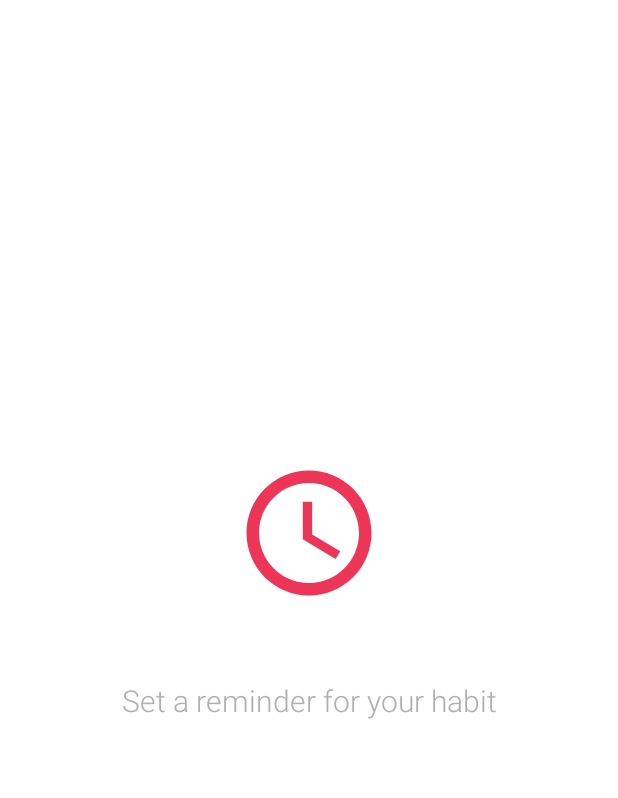
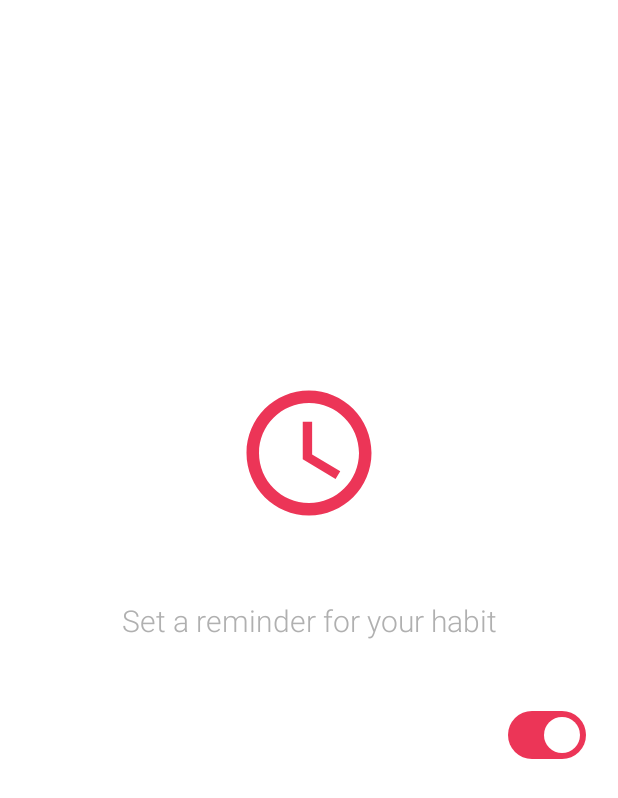
Before and after one commit to Kami-Software/Sun-Android, an Android app built with Jetpack Compose: the @Preview function SixthPageContentView, on a phone screen of 412 x 824 dp. Shown: the top 798 px of the screen. Run offline under Robolectric (Android 15) with nearby library versions, the phone set to English and light mode, and no system bars.

Commit message:
Edit: SixthPageContent

```diff
--- a/app/build.gradle.kts
+++ b/app/build.gradle.kts
@@ -68,6 +68,9 @@ dependencies {
     implementation("androidx.compose.ui:ui-util:1.7.2")
     implementation("androidx.emoji2:emoji2:1.5.0")
     implementation(libs.androidx.emoji2.emojipicker)
+///Time Picker
+    implementation("com.chargemap.compose:numberpicker:1.0.5")
+
 
 
     testImplementation(libs.junit)
--- a/app/src/main/java/com/example/sun_android/sun/presentation/components/SixthPageContent.kt
+++ b/app/src/main/java/com/example/sun_android/sun/presentation/components/SixthPageContent.kt
@@ -1,16 +1,26 @@
 package com.example.sun_android.sun.presentation.components
 
+import android.widget.TimePicker
 import androidx.compose.foundation.layout.Arrangement
 import androidx.compose.foundation.layout.Column
+import androidx.compose.foundation.layout.Row
 import androidx.compose.foundation.layout.fillMaxSize
+import androidx.compose.foundation.layout.fillMaxWidth
 import androidx.compose.foundation.layout.padding
 import androidx.compose.foundation.layout.size
 import androidx.compose.material.icons.Icons
 import androidx.compose.material.icons.outlined.AccessTime
 import androidx.compose.material.icons.outlined.EventRepeat
 import androidx.compose.material3.Icon
+import androidx.compose.material3.Switch
+import androidx.compose.material3.SwitchDefaults
 import androidx.compose.material3.Text
+import androidx.compose.material3.TimePicker
 import androidx.compose.runtime.Composable
+import androidx.compose.runtime.getValue
+import androidx.compose.runtime.mutableStateOf
+import androidx.compose.runtime.remember
+import androidx.compose.runtime.setValue
 import androidx.compose.ui.Alignment
 import androidx.compose.ui.Modifier
 import androidx.compose.ui.graphics.Color
@@ -23,6 +33,9 @@ import androidx.compose.ui.unit.sp
 
 @Composable
 fun SixthPageContent() {
+    var checked by remember { mutableStateOf(true) }
+    var selectedHour by remember { mutableStateOf(0) }
+    var selectedMinute by remember { mutableStateOf(0) }
     Column(
         modifier = Modifier
             .fillMaxSize()
@@ -53,11 +66,61 @@ fun SixthPageContent() {
             textAlign = TextAlign.Center,
             modifier = Modifier.padding(bottom = 40.dp)
         )
+
+        Row(
+            modifier = Modifier
+                .padding(bottom = 20.dp)
+                .padding(horizontal = 5.dp)
+                .fillMaxWidth(),
+            verticalAlignment = Alignment.CenterVertically // Align items vertically in the center
+
+        ) {
+            Text(
+                text = "Add Reminder",
+                fontSize = 16.sp,
+                fontWeight = FontWeight.Medium,
+                color = Color.White, // Lighter gray for subtitle
+                textAlign = TextAlign.Start,
+                modifier = Modifier.weight(1f)
+            )
+            Switch(
+                checked = checked,
+                onCheckedChange = {
+                    checked = it
+                },
+                colors = SwitchDefaults.colors(
+                    checkedThumbColor = Color.White,
+                    checkedTrackColor = Color(0xFFec3557),
+                )
+            )
+        }
+        if (checked){
+            Row(
+                modifier = Modifier
+                    .padding(bottom = 20.dp)
+                    .padding(horizontal = 5.dp)
+                    .fillMaxWidth(),
+                verticalAlignment = Alignment.CenterVertically // Align items vertically in the center
+
+            ) {
+                Text(
+                    text = "Reminder Time:",
+                    fontSize = 16.sp,
+                    fontWeight = FontWeight.Medium,
+                    color = Color.White, // Lighter gray for subtitle
+                    textAlign = TextAlign.Start,
+                    modifier = Modifier.weight(1f)
+                )
+
+
+            }
+        }
+
     }
 }
 
 @Composable
 @Preview
-fun SixthPageContentView(){
+fun SixthPageContentView() {
     SixthPageContent()
 }
--- a/gradle/libs.versions.toml
+++ b/gradle/libs.versions.toml
@@ -1,5 +1,6 @@
 [versions]
 agp = "8.5.2"
+composedatepicker = "2.2.0"
 kotlin = "1.9.0"
 coreKtx = "1.13.1"
 junit = "4.13.2"
@@ -14,6 +15,7 @@ emoji2Emojipicker = "1.5.0"
 [libraries]
 androidx-core-ktx = { group = "androidx.core", name = "core-ktx", version.ref = "coreKtx" }
 androidx-navigation-compose = { module = "androidx.navigation:navigation-compose", version.ref = "navigationCompose" }
+composedatepicker = { module = "com.github.vsnappy1:ComposeDatePicker", version.ref = "composedatepicker" }
 junit = { group = "junit", name = "junit", version.ref = "junit" }
 androidx-junit = { group = "androidx.test.ext", name = "junit", version.ref = "junitVersion" }
 androidx-espresso-core = { group = "androidx.test.espresso", name = "espresso-core", version.ref = "espressoCore" }
```
